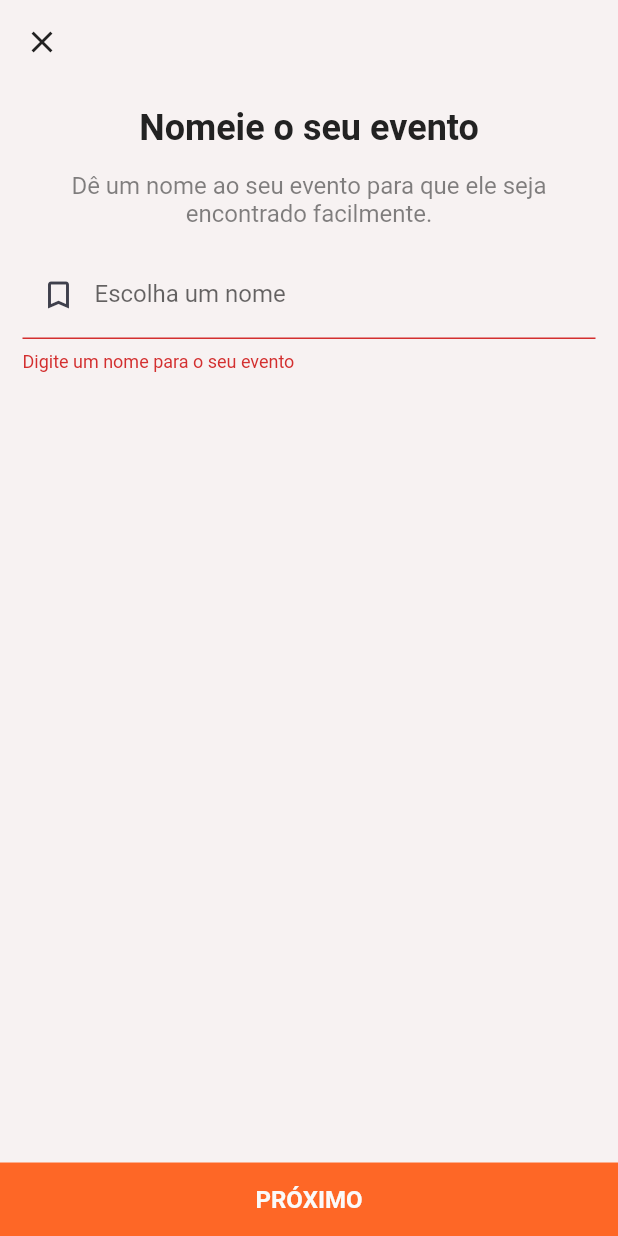
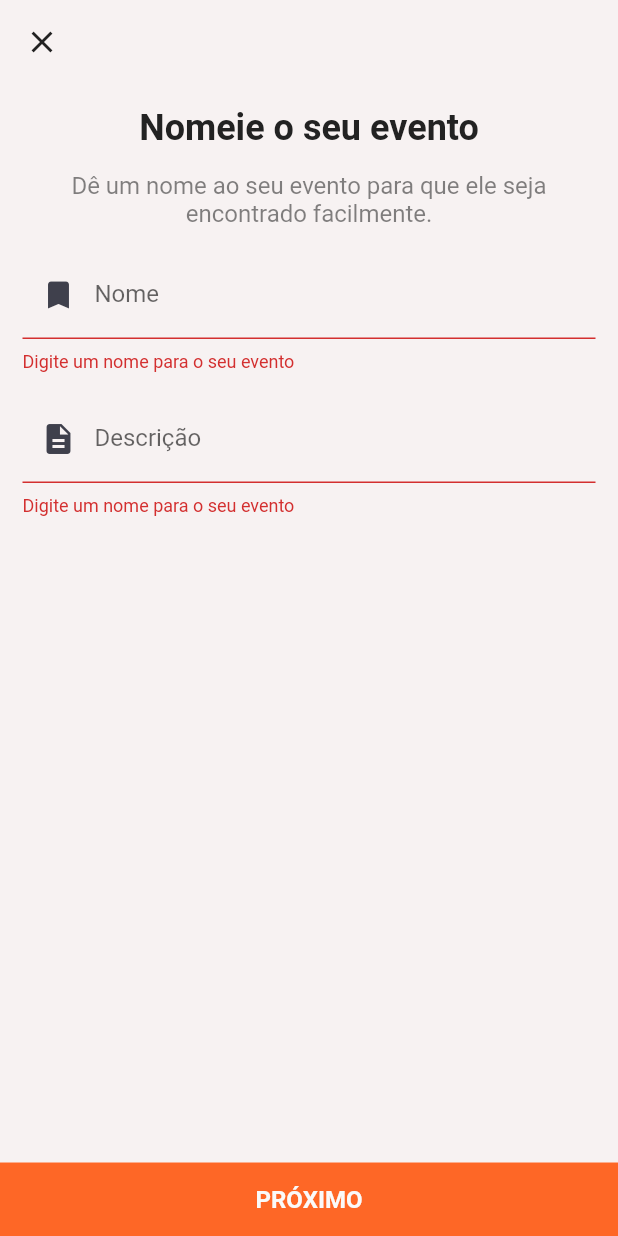
Before and after one commit to FirefliesDev/mypresence, a Flutter app: the CreateEventName screen opened directly, after a tap on "PRÓXIMO", on a phone screen of 412 x 824 dp. Run offline on Flutter 3.47's test engine with Material 2 defaults, Android fonts, the phone set to English and light mode, and no system bars; our stand-ins replace badges, firebase_auth, firebase_database, flutter_calendar_carousel, flutter_datetime_picker, flutter_speed_dial and 3 more; missing offline and left inert: barcode_scan; accounts and stored records are empty.

Commit message:
Addind eventss description

```diff
--- a/lib/ui/activities/create_event_name.dart
+++ b/lib/ui/activities/create_event_name.dart
@@ -16,7 +16,7 @@ class CreateEventName extends StatefulWidget {
 
 class _CreateEventNameState extends State<CreateEventName> {
   final GlobalKey<FormState> _formKey = GlobalKey<FormState>();
-  String _eventNameValue;
+  String _eventNameValue, _eventDescriptionValue;
 
   @override
   Widget build(BuildContext context) {
@@ -31,9 +31,23 @@ class _CreateEventNameState extends State<CreateEventName> {
           input.isEmpty ? 'Digite um nome para o seu evento' : null,
       onSaved: (input) => _eventNameValue = input,
       decoration: InputDecoration(
-        labelText: 'Escolha um nome',
+        labelText: 'Nome',
         prefixIcon: Icon(
-          Icons.bookmark_border,
+          Icons.bookmark,
+          color: ColorsPalette.primaryColor,
+        ),
+      ),
+    );
+
+    /// Description
+    final _description = TextFormField(
+      validator: (input) =>
+          input.isEmpty ? 'Digite um nome para o seu evento' : null,
+      onSaved: (input) => _eventDescriptionValue = input,
+      decoration: InputDecoration(
+        labelText: 'Descrição',
+        prefixIcon: Icon(
+          Icons.description,
           color: ColorsPalette.primaryColor,
         ),
       ),
@@ -74,6 +88,7 @@ class _CreateEventNameState extends State<CreateEventName> {
                 FadeRoute(
                   page: CreateEventOccurrences(
                     eventName: _eventNameValue,
+                    eventDescription: _eventDescriptionValue,
                     currentUser: widget.currentUser,
                     onSignedOut: widget.onSignedOut,
                   ),
@@ -114,6 +129,10 @@ class _CreateEventNameState extends State<CreateEventName> {
                         padding: const EdgeInsets.only(top: 15),
                         child: _name,
                       ),
+                      Padding(
+                        padding: const EdgeInsets.only(top: 15),
+                        child: _description,
+                      )
                     ],
                   ),
                 ),
--- a/lib/ui/activities/event_details_management.dart
+++ b/lib/ui/activities/event_details_management.dart
@@ -62,8 +62,7 @@ class _EventDetailsState extends State<EventDetails> {
                 padding:
                     const EdgeInsets.symmetric(vertical: 10, horizontal: 25),
                 child: Text(
-                  'Palestra sobre design, onde iremos abordar sobre todos '
-                  'os tipos de prototipação',
+                  widget.event.descripton,
                   textAlign: TextAlign.center,
                   style: TextStyle(fontSize: 16, fontWeight: FontWeight.w400),
                 ),
```
Also changed, not shown: lib/ui/activities/create_event_occurrences.dart (+7 -2 lines).
